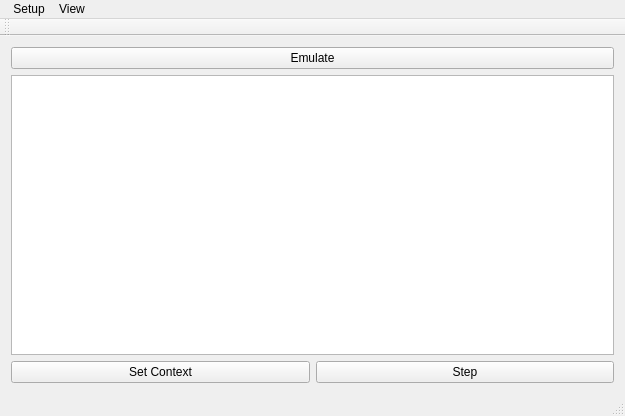
Old version of the form mainwindow.ui in the repository blaquee/QtSlothEmu.
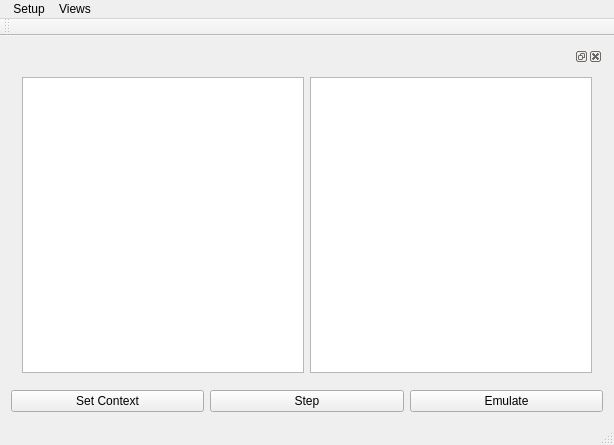
New version of the form.

Patch:
```diff
--- a/mainwindow.ui
+++ b/mainwindow.ui
@@ -6,8 +6,8 @@
    <rect>
     <x>0</x>
     <y>0</y>
-    <width>625</width>
-    <height>416</height>
+    <width>614</width>
+    <height>445</height>
    </rect>
   </property>
   <property name="windowTitle">
@@ -16,17 +16,25 @@
   <widget class="QWidget" name="centralWidget">
    <layout class="QVBoxLayout" name="verticalLayout_2">
     <item>
-     <widget class="QPushButton" name="onEmulateButton">
-      <property name="text">
-       <string>Emulate</string>
-      </property>
-     </widget>
+     <layout class="QHBoxLayout" name="horizontalLayout_2">
+      <item>
+       <widget class="QDockWidget" name="dockWidget">
+        <widget class="QWidget" name="dockWidgetContents">
+         <layout class="QHBoxLayout" name="horizontalLayout_3">
+          <item>
+           <widget class="QTableView" name="tableViewContext"/>
+          </item>
+          <item>
+           <widget class="QListView" name="listViewDisasm"/>
+          </item>
+         </layout>
+        </widget>
+       </widget>
+      </item>
+     </layout>
     </item>
     <item>
      <layout class="QVBoxLayout" name="verticalLayout">
-      <item>
-       <widget class="QListView" name="listView"/>
-      </item>
       <item>
        <layout class="QHBoxLayout" name="horizontalLayout">
         <item>
@@ -43,6 +51,13 @@
           </property>
          </widget>
         </item>
+        <item>
+         <widget class="QPushButton" name="onEmulateButton">
+          <property name="text">
+           <string>Emulate</string>
+          </property>
+         </widget>
+        </item>
        </layout>
       </item>
      </layout>
@@ -54,7 +69,7 @@
     <rect>
      <x>0</x>
      <y>0</y>
-     <width>625</width>
+     <width>614</width>
      <height>26</height>
     </rect>
    </property>
@@ -65,7 +80,7 @@
    </widget>
    <widget class="QMenu" name="menuView">
     <property name="title">
-     <string>View</string>
+     <string>Views</string>
     </property>
    </widget>
    <addaction name="menu_Setup"/>
@@ -76,7 +91,7 @@
     <enum>TopToolBarArea</enum>
    </attribute>
    <attribute name="toolBarBreak">
-    <bool>true</bool>
+    <bool>false</bool>
    </attribute>
   </widget>
   <widget class="QStatusBar" name="statusBar"/>
```
Left out of the diff: 21 changed lines with no effect on the pictures.
